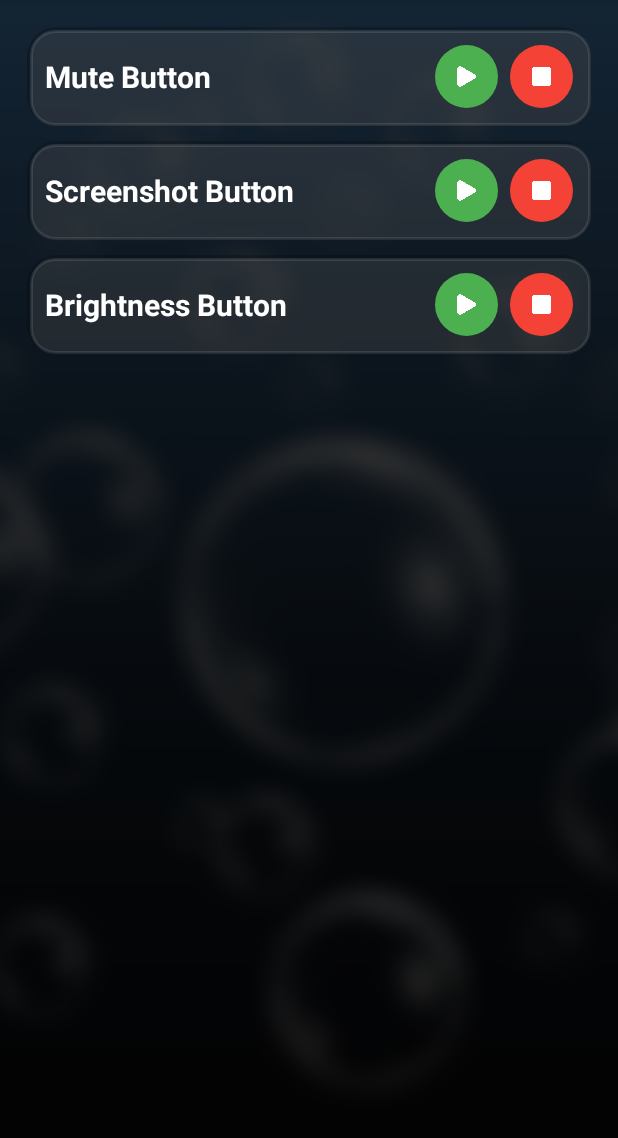
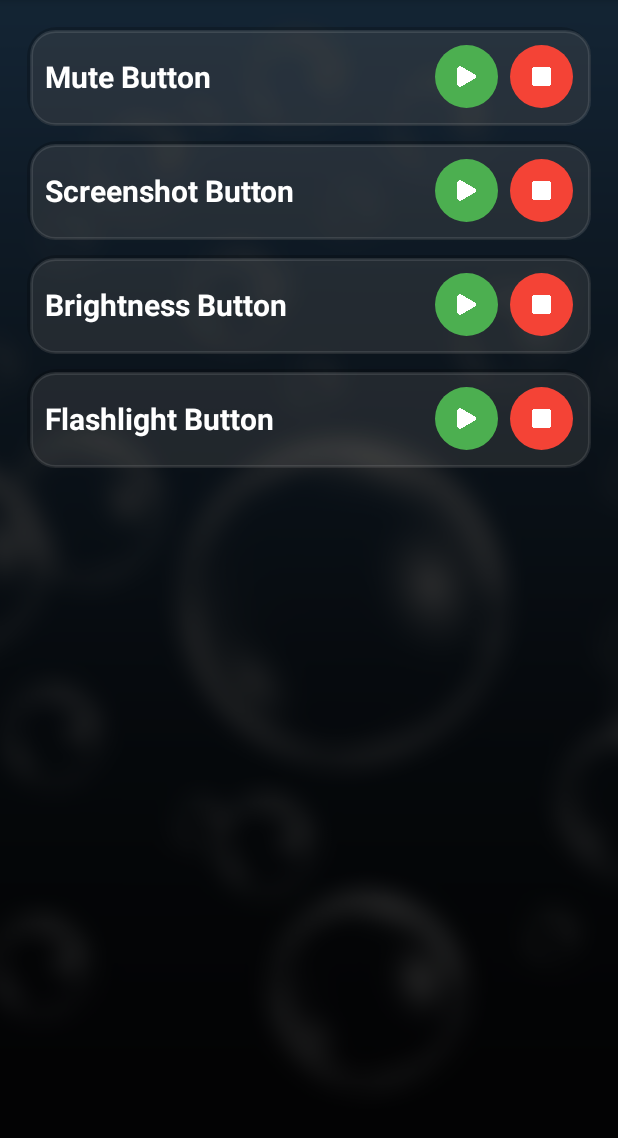
Before and after one commit to mangesh-sakordekar/Floating-Mute, an Android app: the screen it shows after launch (MainActivity), on a phone screen of 412 x 824 dp, the part 84-1222 px from its top. Run offline under Robolectric (Android 15) with nearby library versions, the phone set to English and light mode, and no system bars; our stand-ins replace AdMob.

Commit message:
Added flashlight toggle feature

```diff
--- a/app/src/main/java/com/example/floatingmute/MainActivity.kt
+++ b/app/src/main/java/com/example/floatingmute/MainActivity.kt
@@ -26,10 +26,15 @@ class MainActivity : AppCompatActivity() {
 
         val startMuteButton = findViewById<ImageButton>(R.id.startButton)
         val stopMuteButton = findViewById<ImageButton>(R.id.stopButton)
+
         val startScreenshotButton = findViewById<ImageButton>(R.id.startScreenshotButton)
         val stopScreenshotButton = findViewById<ImageButton>(R.id.stopScreenshotButton)
+
         val startBrightnessButton = findViewById<ImageButton>(R.id.startBrightnessButton)
         val stopBrightnessButton = findViewById<ImageButton>(R.id.stopBrightnessButton)
+
+        val startFlashlightButton = findViewById<ImageButton>(R.id.startFlashlightButton)
+        val stopFlashlightButton = findViewById<ImageButton>(R.id.stopFlashlightButton)
 
         MobileAds.initialize(this@MainActivity)
         loadBannerAd()
@@ -85,6 +90,21 @@ class MainActivity : AppCompatActivity() {
         stopScreenshotButton.setOnClickListener {
             stopService(Intent(this, ScreenshotButtonService::class.java))
         }
+
+        // Start Mute Button Service
+        startFlashlightButton.setOnClickListener {
+            if (Settings.canDrawOverlays(this)) {
+                startService(Intent(this, FlashlightButtonService::class.java))
+            } else {
+                Toast.makeText(this, "Overlay permission required", Toast.LENGTH_SHORT).show()
+                requestOverlayPermission()
+            }
+        }
+
+        // Stop Mute Button Service
+        stopFlashlightButton.setOnClickListener {
+            stopService(Intent(this, FlashlightButtonService::class.java))
+        }
     }
 
     private fun loadBannerAd() {
--- a/app/src/main/res/layout/activity_main.xml
+++ b/app/src/main/res/layout/activity_main.xml
@@ -165,6 +165,51 @@
                 android:padding="12dp"/>
         </LinearLayout>
 
+        <!-- Row 4: FlashLight Button -->
+        <LinearLayout
+            android:layout_width="match_parent"
+            android:layout_height="wrap_content"
+            android:orientation="horizontal"
+            android:gravity="center_vertical"
+            android:padding="12dp"
+            android:layout_marginBottom="10dp"
+            android:background="@drawable/row_background">
+
+            <TextView
+                android:id="@+id/flashlightText"
+                android:layout_width="0dp"
+                android:layout_height="wrap_content"
+                android:layout_weight="2"
+                android:text="Flashlight Button"
+                android:textSize="20sp"
+                android:textStyle="bold"
+                android:textColor="@android:color/white"
+                android:gravity="start" />
+
+            <ImageButton
+                android:id="@+id/startFlashlightButton"
+                android:layout_width="42dp"
+                android:layout_height="42dp"
+                android:background="@drawable/btn_start_background"
+                android:src="@drawable/ic_start"
+                android:contentDescription="@string/start"
+                android:scaleType="centerInside"
+                app:tint="@android:color/white"
+                android:layout_marginStart="8dp"
+                android:padding="12dp"/>
+
+            <ImageButton
+                android:id="@+id/stopFlashlightButton"
+                android:layout_width="42dp"
+                android:layout_height="42dp"
+                android:background="@drawable/btn_stop_background"
+                android:src="@drawable/ic_stop"
+                android:contentDescription="@string/stop"
+                android:scaleType="centerInside"
+                app:tint="@android:color/white"
+                android:layout_marginStart="8dp"
+                android:padding="12dp"/>
+        </LinearLayout>
 
     </LinearLayout>
 
```
Also changed, not shown: app/src/main/AndroidManifest.xml (+10 -0 lines), app/src/main/java/com/example/floatingmute/FlashlightButtonService.kt (added, +198 -0 lines), app/src/main/res/layout/floating_flashlight_button.xml (added, +16 -0 lines), app/src/main/res/drawable/ic_flashlight.png (added).
